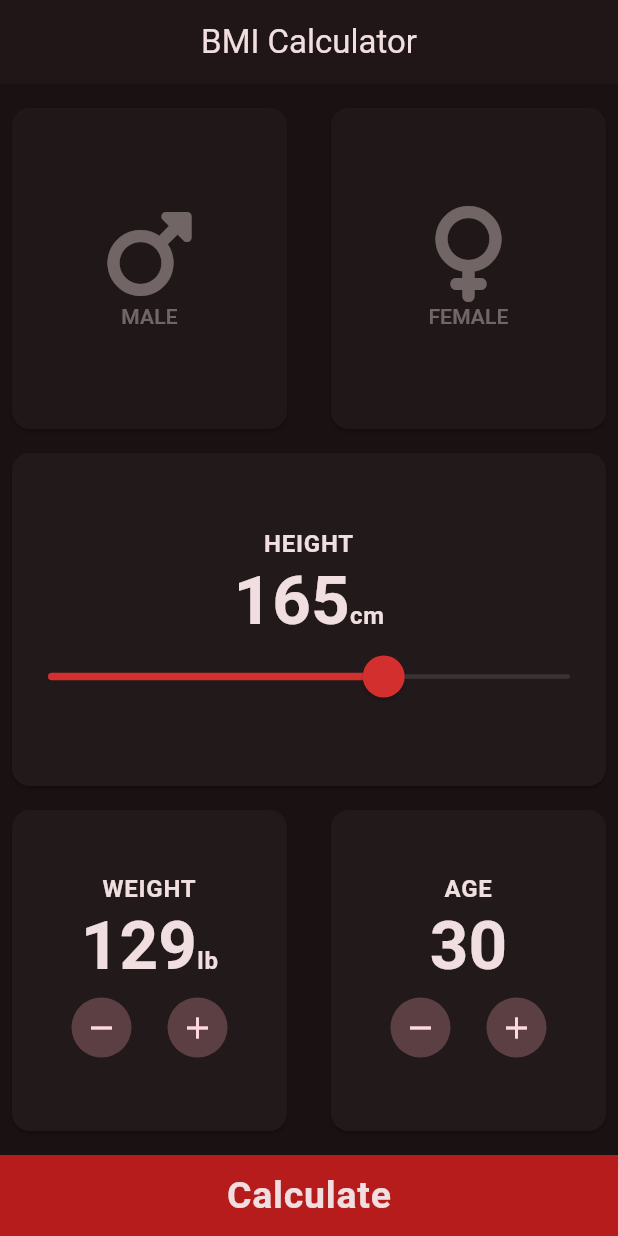
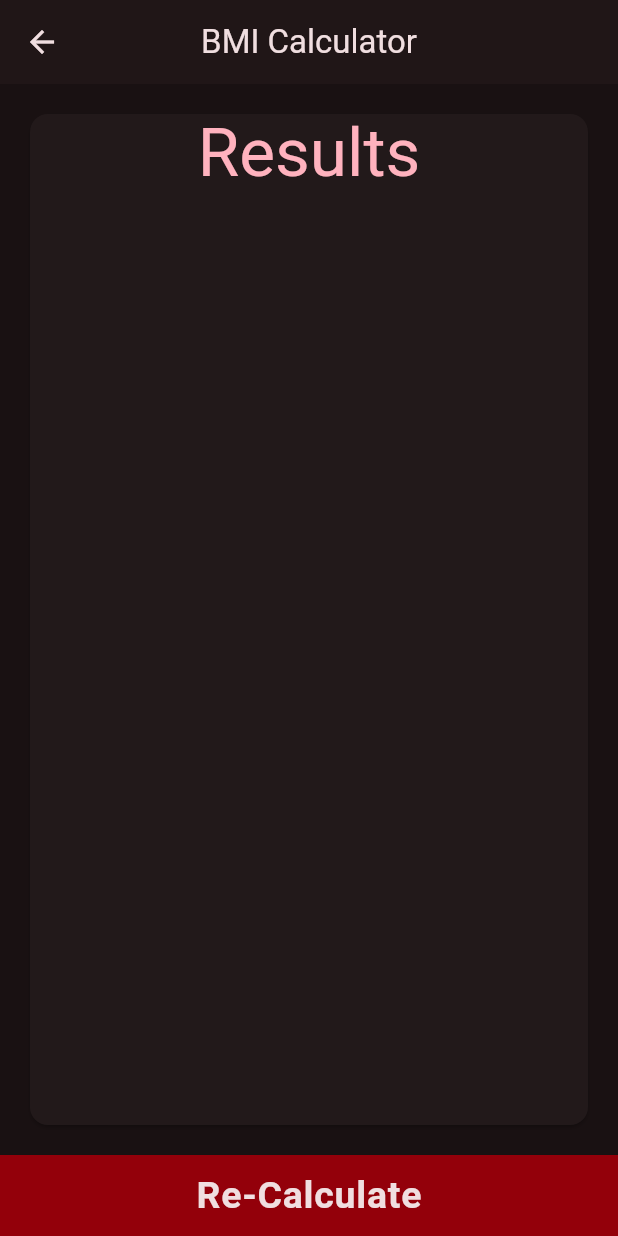
Before and after one commit to csarevalo/bmi-calculator, a Flutter app: the screen it shows after launch, after a tap on "Calculate", on a phone screen of 412 x 824 dp. Run offline on Flutter 3.47's test engine with Material 3 defaults, Android fonts, the phone set to English and light mode, and no system bars; our stand-ins replace font_awesome_flutter.

Commit message:
added results page skeleton, implemented navigator

```diff
--- a/lib/src/bmi_app.dart
+++ b/lib/src/bmi_app.dart
@@ -1,4 +1,5 @@
 import 'package:bmi_calculator/src/providers/bmi_provider.dart';
+import 'package:bmi_calculator/src/screens/calc_screen.dart';
 import 'package:bmi_calculator/src/screens/home_screen.dart';
 import 'package:flutter/material.dart';
 import 'package:provider/provider.dart';
@@ -17,7 +18,12 @@ class BmiApp extends StatelessWidget {
             brightness: Brightness.dark,
           ),
         ),
-        home: const HomeScreen(),
+
+        initialRoute: '/', // home: const HomeScreen(),
+        routes: {
+          '/': (BuildContext ctx) => const HomeScreen(),
+          '/calc': (BuildContext ctx) => const CalcScreen(),
+        },
       ),
     );
   }
--- /dev/null
+++ b/lib/src/screens/calc_screen.dart
@@ -0,0 +1,40 @@
+import 'package:bmi_calculator/src/widgets/bmi_app_bar.dart';
+import 'package:bmi_calculator/src/widgets/bottom_app_button.dart';
+import 'package:flutter/material.dart';
+
+class CalcScreen extends StatelessWidget {
+  const CalcScreen({
+    super.key,
+  });
+
+  @override
+  Widget build(BuildContext context) {
+    return Scaffold(
+      appBar: BmiAppBar(),
+      body: Column(
+        mainAxisAlignment: MainAxisAlignment.spaceEvenly,
+        crossAxisAlignment: CrossAxisAlignment.stretch,
+        children: [
+          Expanded(
+            child: Padding(
+              padding: const EdgeInsets.all(16.0),
+              child: Card(
+                child: Text(
+                  'Results',
+                  textAlign: TextAlign.center,
+                  style: Theme.of(context).textTheme.displayMedium!.copyWith(
+                        color: Theme.of(context).colorScheme.primary,
+                      ),
+                ),
+              ),
+            ),
+          ),
+          BottomAppButton(
+            title: 'Re-Calculate',
+            onPressed: () => Navigator.pop(context),
+          ),
+        ],
+      ),
+    );
+  }
+}
--- a/lib/src/screens/home_screen.dart
+++ b/lib/src/screens/home_screen.dart
@@ -1,6 +1,7 @@
 import 'package:bmi_calculator/src/constants/bmi_consts.dart';
 import 'package:bmi_calculator/src/widgets/age_measurement_card.dart';
 import 'package:bmi_calculator/src/widgets/bmi_app_bar.dart';
+import 'package:bmi_calculator/src/widgets/bottom_app_button.dart';
 import 'package:bmi_calculator/src/widgets/gender_card.dart';
 import 'package:bmi_calculator/src/widgets/height_slider_card.dart';
 import 'package:bmi_calculator/src/widgets/weight_measurement_card.dart';
@@ -29,14 +30,6 @@ class HomeScreenContent extends StatelessWidget {
 
   @override
   Widget build(BuildContext context) {
-    final TextStyle titleStyle =
-        Theme.of(context).textTheme.bodyLarge!.copyWith(
-            fontWeight: FontWeight.lerp(
-              FontWeight.normal,
-              FontWeight.bold,
-              0.5,
-            ),
-            fontSize: 25);
     return Column(
       children: [
         const Expanded(
@@ -63,20 +56,10 @@ class HomeScreenContent extends StatelessWidget {
             ],
           ),
         ),
-        Column(
-          crossAxisAlignment: CrossAxisAlignment.stretch,
-          children: [
-            MaterialButton(
-              onPressed: () {},
-              color: Colors.red[900],
-              shape: const ContinuousRectangleBorder(),
-              child: Padding(
-                padding: const EdgeInsets.fromLTRB(8.0, 8.0, 8.0, 8.0),
-                child: Text('Calculate', style: titleStyle),
-              ),
-            ),
-          ],
-        ),
+        BottomAppButton(
+          title: 'Calculate',
+          onPressed: () => Navigator.pushNamed(context, '/calc'),
+        )
       ],
     );
   }
--- /dev/null
+++ b/lib/src/widgets/bottom_app_button.dart
@@ -0,0 +1,40 @@
+import 'package:flutter/material.dart';
+
+class BottomAppButton extends StatelessWidget {
+  const BottomAppButton({
+    super.key,
+    required this.title,
+    this.onPressed,
+  });
+  final String title;
+  final void Function()? onPressed;
+
+  @override
+  Widget build(BuildContext context) {
+    final colorScheme = Theme.of(context).colorScheme;
+    final TextStyle resultStyle =
+        Theme.of(context).textTheme.bodyLarge!.copyWith(
+              fontWeight: FontWeight.lerp(
+                FontWeight.normal,
+                FontWeight.bold,
+                0.5,
+              ),
+              fontSize: 25,
+            );
+    return Column(
+      crossAxisAlignment: CrossAxisAlignment.stretch,
+      children: [
+        MaterialButton(
+          disabledColor: colorScheme.errorContainer,
+          color: colorScheme.errorContainer,
+          shape: const ContinuousRectangleBorder(),
+          onPressed: onPressed,
+          child: Padding(
+            padding: const EdgeInsets.fromLTRB(8.0, 8.0, 8.0, 8.0),
+            child: Text(title, style: resultStyle),
+          ),
+        ),
+      ],
+    );
+  }
+}
```
